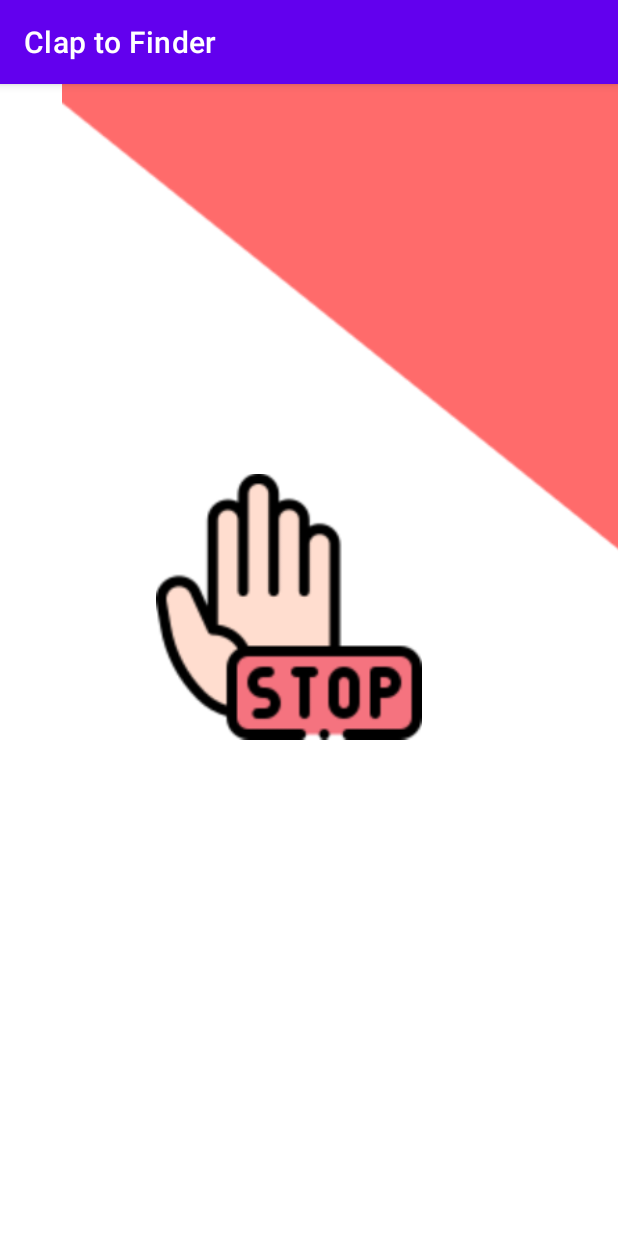
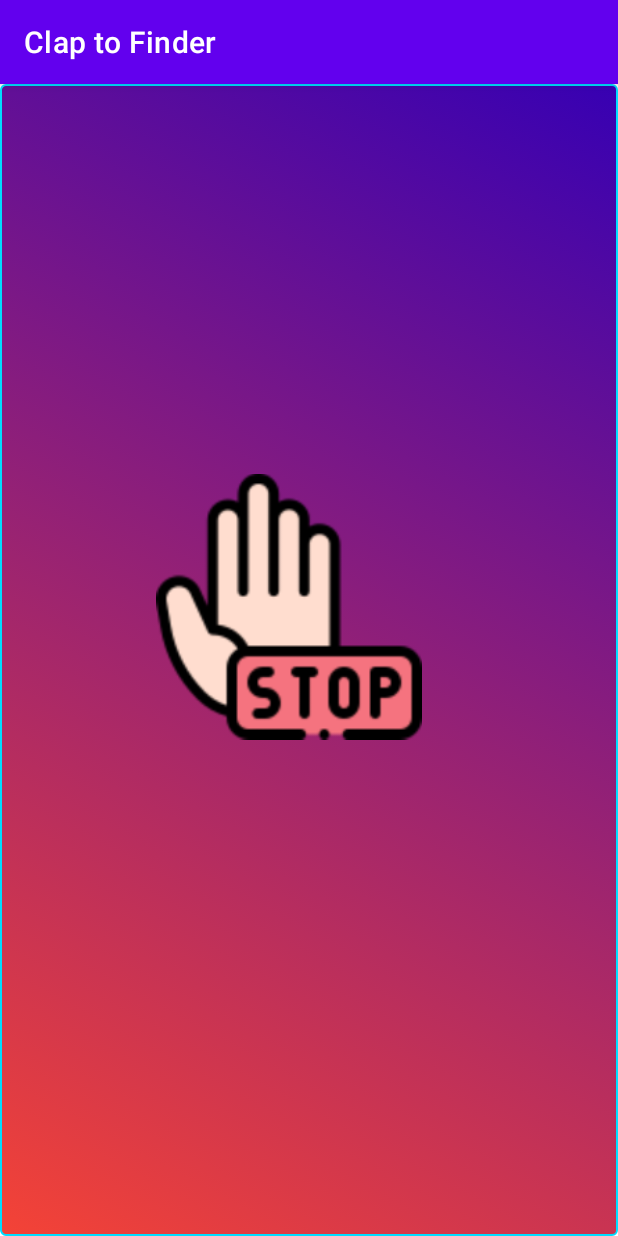
Before and after one commit to mahdiatmani/claptofind, an Android app: the ringing screen opened directly, with no data from a screen before it, on a phone screen of 412 x 824 dp. Run offline under Robolectric (Android 15) with nearby library versions, the phone set to English and light mode, and no system bars.

Commit message:
voice detection

```diff
--- a/app/src/main/AndroidManifest.xml
+++ b/app/src/main/AndroidManifest.xml
@@ -1,7 +1,8 @@
 <?xml version="1.0" encoding="utf-8"?>
 <manifest xmlns:android="http://schemas.android.com/apk/res/android"
     package="ma.clapstofinds.claptofinder">
-
+    <uses-permission android:name="android.permission.RECORD_AUDIO"></uses-permission>
+    <uses-permission android:name="android.permission.INTERNET"></uses-permission>
     <application
         android:allowBackup="true"
         android:icon="@mipmap/ic_launcher"
--- a/app/src/main/java/ma/clapstofinds/claptofinder/ringing.java
+++ b/app/src/main/java/ma/clapstofinds/claptofinder/ringing.java
@@ -10,21 +10,21 @@ import android.widget.ImageView;
 import android.widget.TextView;
 
 public class ringing extends AppCompatActivity {
-
+    public MediaPlayer mp;
     @Override
     protected void onCreate(Bundle savedInstanceState) {
         super.onCreate(savedInstanceState);
         setContentView(R.layout.activity_ringing);
-       MainActivity mainActivity= new MainActivity();
+        ImageView imageView1= (ImageView) findViewById(R.id.stopimage);
+        mp = MediaPlayer.create(getApplicationContext(),R.raw.song_ring);
+        mp.start();
 
-        ImageView imageView1= (ImageView) findViewById(R.id.stopimage);
-        imageView1.setOnClickListener(new View.OnClickListener() {
-            @Override
-            public void onClick(View v) {
-            mainActivity.mp.stop();
-
-            }
-        });
     }
 
+
+    public void stopAndBack(View view) {
+        mp.stop();
+        Intent intent = new Intent(getApplicationContext(), MainActivity.class);
+        startActivity(intent);
+    }
 }
--- /dev/null
+++ b/app/src/main/res/drawable/shape.xml
@@ -0,0 +1,15 @@
+<?xml version="1.0" encoding="utf-8"?>
+<selector xmlns:android="http://schemas.android.com/apk/res/android">
+<item>
+    <shape android:shape="rectangle">
+        <stroke android:width="1dp" android:color="@android:color/holo_blue_bright"/>
+        <corners android:radius="3dp"></corners>
+        <gradient android:angle="45"
+            android:startColor="#F44336"
+            android:endColor="@color/purple_700"/>
+
+
+    </shape>
+
+</item>
+</selector>
--- a/app/src/main/res/layout/activity_ringing.xml
+++ b/app/src/main/res/layout/activity_ringing.xml
@@ -5,21 +5,16 @@
     android:layout_width="match_parent"
     android:layout_height="match_parent"
     tools:context=".ringing">
-    <ImageView
-        android:id="@+id/imageView"
-        android:layout_width="718dp"
-        android:layout_height="635dp"
-        app:layout_constraintBottom_toBottomOf="parent"
-        app:layout_constraintTop_toTopOf="parent"
-        app:layout_constraintVertical_bias="0.0"
-        app:srcCompat="@drawable/des"
-        tools:layout_editor_absoluteX="-93dp"
-        tools:ignore="MissingConstraints" />
+    <TextView
+        android:layout_width="match_parent"
+        android:layout_height="match_parent"
+        android:background="@drawable/shape"></TextView>
 
     <ImageView
         android:id="@+id/stopimage"
         android:layout_width="177dp"
         android:layout_height="215dp"
+        android:onClick="stopAndBack"
         app:layout_constraintBottom_toBottomOf="parent"
         app:layout_constraintEnd_toEndOf="parent"
         app:layout_constraintHorizontal_bias="0.444"
```
Also changed, not shown: app/src/main/java/ma/clapstofinds/claptofinder/MainActivity.java (+123 -13 lines), app/src/main/res/drawable/shape1.xml (added, +15 -0 lines), app/src/main/res/layout/activity_main.xml (+12 -5 lines), app/src/main/res/drawable/des.png (deleted), 1 other file.
